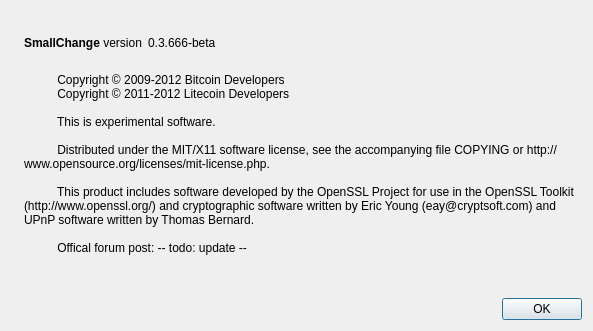
The window that src/qt/forms/aboutdialog.ui (master-zhuang/talentcoin) describes before a commit, drawn with Qt 5.
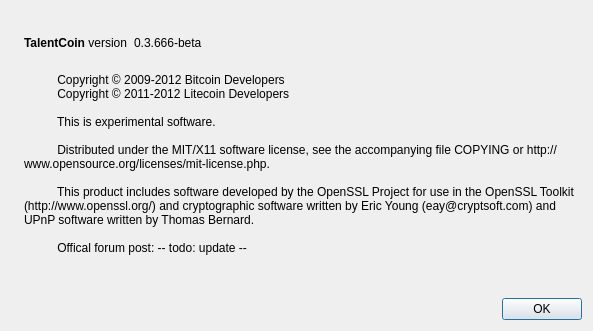
The same window after the commit. Icons and pictures are not drawn.

Diff of the .ui file:
```diff
--- a/src/qt/forms/aboutdialog.ui
+++ b/src/qt/forms/aboutdialog.ui
@@ -50,7 +50,7 @@
           <cursorShape>IBeamCursor</cursorShape>
          </property>
          <property name="text">
-          <string>&lt;b&gt;SmallChange&lt;/b&gt; version</string>
+          <string>&lt;b&gt;TalentCoin&lt;/b&gt; version</string>
          </property>
          <property name="textInteractionFlags">
           <set>Qt::LinksAccessibleByMouse|Qt::TextSelectableByKeyboard|Qt::TextSelectableByMouse</set>
```
Left out of the diff: 2 changed lines with no effect on the pictures.
